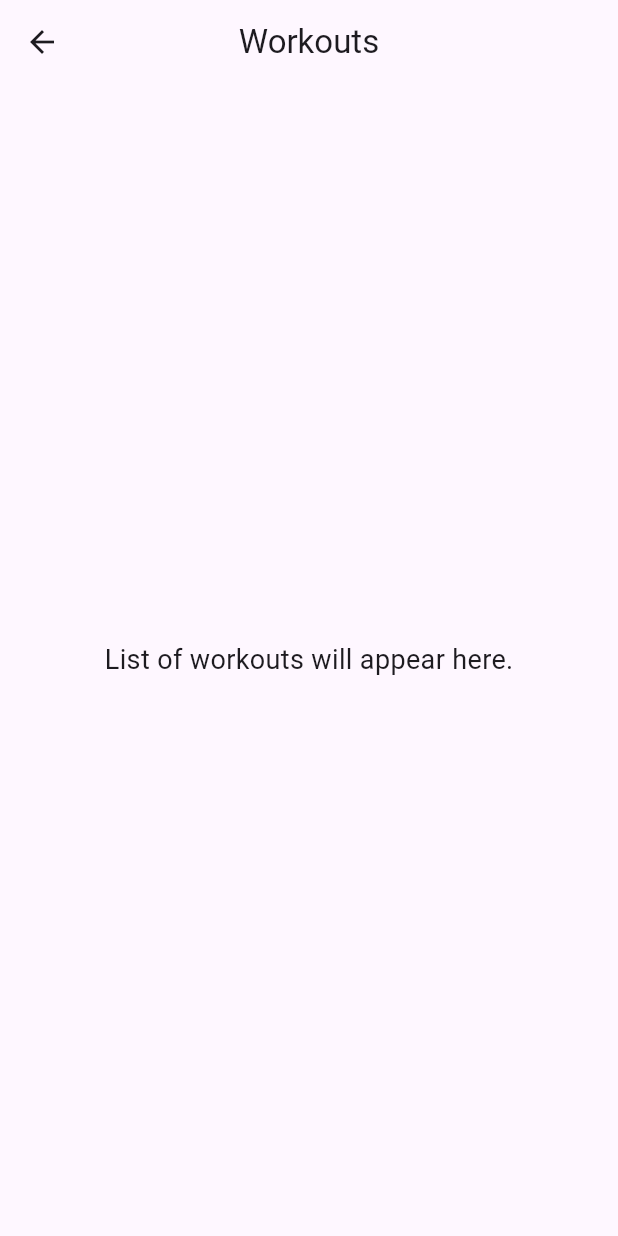
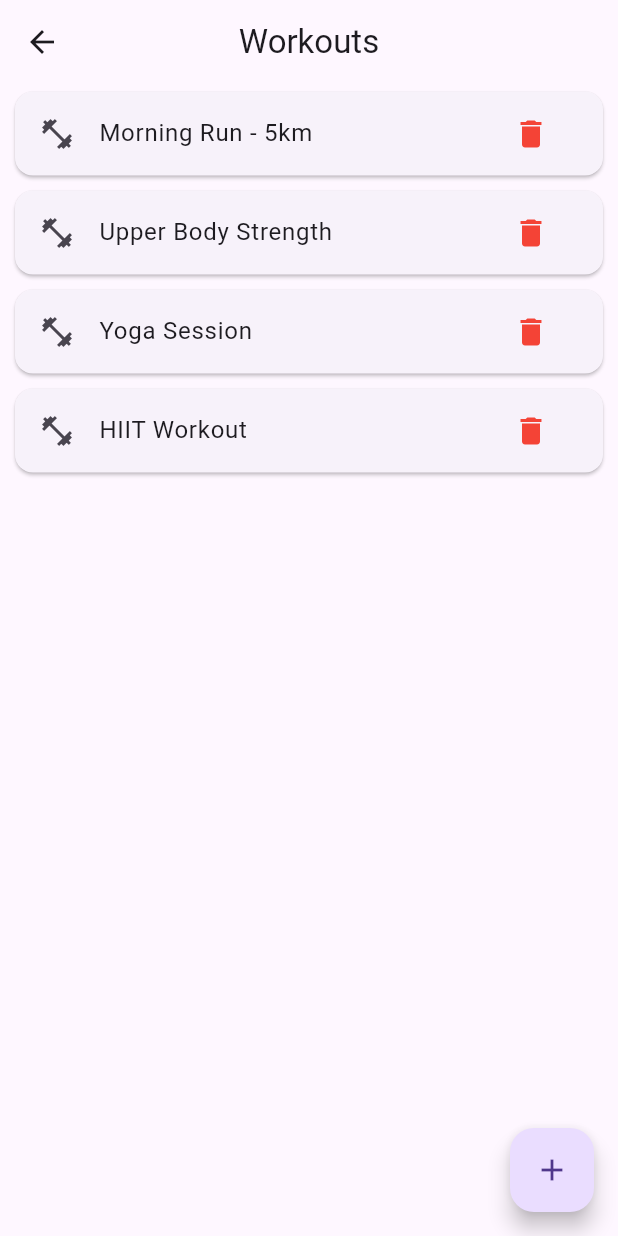
Before and after one commit to SamuelSam2005/CPDSamuelSammut2025HA, a Flutter app: the MainPage screen opened directly, on a phone screen of 412 x 824 dp. Run offline on Flutter 3.47's test engine with Material 3 defaults, Android fonts, the phone set to English and light mode, and no system bars.

Commit message:
Implemented Main Page UI with Workout List and navigation to Add Workout Page

```diff
--- /dev/null
+++ b/lib/screens/add_workout_page.dart
@@ -0,0 +1,17 @@
+import 'package:flutter/material.dart';
+
+class AddWorkoutPage extends StatelessWidget {
+  const AddWorkoutPage({super.key});
+
+  @override
+  Widget build(BuildContext context) {
+    return Scaffold(
+      appBar: AppBar(
+        title: const Text('Add Workout'),
+      ),
+      body: const Center(
+        child: Text("Workout creation form will be added here."),
+      ),
+    );
+  }
+}
--- a/lib/screens/main_page.dart
+++ b/lib/screens/main_page.dart
@@ -1,7 +1,21 @@
 import 'package:flutter/material.dart';
+import 'add_workout_page.dart'; // Import the next screen
 
-class MainPage extends StatelessWidget {
+class MainPage extends StatefulWidget {
   const MainPage({super.key});
+
+  @override
+  State<MainPage> createState() => _MainPageState();
+}
+
+class _MainPageState extends State<MainPage> {
+  // Temporary static list of workouts
+  final List<String> workouts = [
+    "Morning Run - 5km",
+    "Upper Body Strength",
+    "Yoga Session",
+    "HIIT Workout"
+  ];
 
   @override
   Widget build(BuildContext context) {
@@ -10,11 +24,36 @@ class MainPage extends StatelessWidget {
         title: const Text('Workouts'),
         centerTitle: true,
       ),
-      body: const Center(
-        child: Text(
-          'List of workouts will appear here.',
-          style: TextStyle(fontSize: 18),
-        ),
+      body: workouts.isEmpty
+          ? const Center(child: Text("No workouts added yet!"))
+          : ListView.builder(
+              itemCount: workouts.length,
+              itemBuilder: (context, index) {
+                return Card(
+                  margin: const EdgeInsets.symmetric(horizontal: 10, vertical: 5),
+                  child: ListTile(
+                    title: Text(workouts[index]),
+                    leading: const Icon(Icons.fitness_center),
+                    trailing: IconButton(
+                      icon: const Icon(Icons.delete, color: Colors.red),
+                      onPressed: () {
+                        setState(() {
+                          workouts.removeAt(index);
+                        });
+                      },
+                    ),
+                  ),
+                );
+              },
+            ),
+      floatingActionButton: FloatingActionButton(
+        onPressed: () {
+          Navigator.push(
+            context,
+            MaterialPageRoute(builder: (context) => const AddWorkoutPage()),
+          );
+        },
+        child: const Icon(Icons.add),
       ),
     );
   }
```
